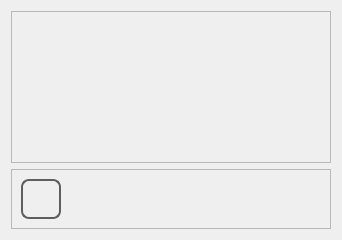
Before: the Qt Designer form qt_library/ATCMsystem/qrcode.ui in MECTsrl/mect_plugins, drawn with Qt 5.
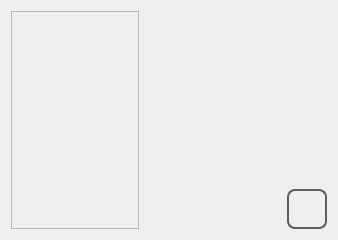
After: the same form once the commit is applied. Icons and pictures are not drawn.

Commit message: - Prepared Installer for 2.0.12rc5

```diff
--- a/qt_library/ATCMsystem/qrcode.ui
+++ b/qt_library/ATCMsystem/qrcode.ui
@@ -6,46 +6,65 @@
    <rect>
     <x>0</x>
     <y>0</y>
-    <width>320</width>
+    <width>338</width>
     <height>240</height>
    </rect>
   </property>
   <property name="windowTitle">
    <string>Dialog</string>
   </property>
-  <layout class="QVBoxLayout" name="verticalLayout">
-   <item>
-    <widget class="QLabel" name="lblQrCode">
-     <property name="frameShape">
-      <enum>QFrame::StyledPanel</enum>
-     </property>
-     <property name="text">
-      <string/>
-     </property>
-    </widget>
-   </item>
-   <item>
-    <widget class="QFrame" name="frame">
-     <property name="minimumSize">
-      <size>
-       <width>320</width>
-       <height>0</height>
-      </size>
-     </property>
-     <property name="maximumSize">
-      <size>
-       <width>16777215</width>
-       <height>60</height>
-      </size>
-     </property>
-     <property name="frameShape">
-      <enum>QFrame::StyledPanel</enum>
-     </property>
-     <property name="frameShadow">
-      <enum>QFrame::Raised</enum>
-     </property>
      <layout class="QHBoxLayout" name="horizontalLayout">
       <item>
+    <widget class="QLabel" name="lblQrCode">
+     <property name="minimumSize">
+      <size>
+       <width>128</width>
+       <height>128</height>
+      </size>
+     </property>
+     <property name="frameShape">
+      <enum>QFrame::StyledPanel</enum>
+     </property>
+     <property name="text">
+      <string/>
+     </property>
+    </widget>
+   </item>
+   <item>
+    <spacer name="horizontalSpacer">
+     <property name="focusPolicy">
+      <enum>Qt::NoFocus</enum>
+     </property>
+     <property name="orientation">
+      <enum>Qt::Horizontal</enum>
+     </property>
+     <property name="sizeHint" stdset="0">
+      <size>
+       <width>135</width>
+       <height>20</height>
+      </size>
+     </property>
+    </spacer>
+   </item>
+   <item>
+    <layout class="QVBoxLayout" name="verticalLayout">
+     <property name="spacing">
+      <number>0</number>
+     </property>
+     <item>
+      <spacer name="verticalSpacer">
+       <property name="orientation">
+        <enum>Qt::Vertical</enum>
+       </property>
+       <property name="sizeHint" stdset="0">
+        <size>
+         <width>20</width>
+         <height>40</height>
+        </size>
+       </property>
+      </spacer>
+     </item>
+     <item>
        <widget class="QPushButton" name="pushButtonBack">
         <property name="sizePolicy">
          <sizepolicy hsizetype="Minimum" vsizetype="Fixed">
@@ -93,24 +112,7 @@
         </property>
        </widget>
       </item>
-      <item>
-       <spacer name="horizontalSpacer">
-        <property name="focusPolicy">
-         <enum>Qt::NoFocus</enum>
-        </property>
-        <property name="orientation">
-         <enum>Qt::Horizontal</enum>
-        </property>
-        <property name="sizeHint" stdset="0">
-         <size>
-          <width>251</width>
-          <height>20</height>
-         </size>
-        </property>
-       </spacer>
-      </item>
-     </layout>
-    </widget>
+    </layout>
    </item>
   </layout>
  </widget>
```
Lines whose indentation alone changed are shown as unchanged. The commit also changes 1 other file.
